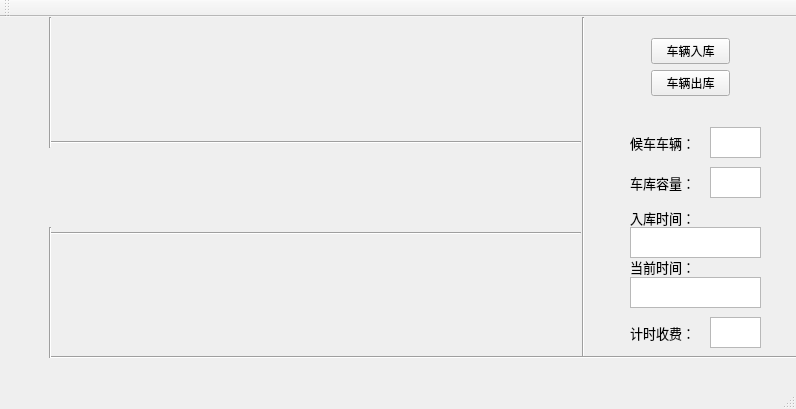
PJYGit/ParkingLot, file parkinglot.ui: the form before one commit.
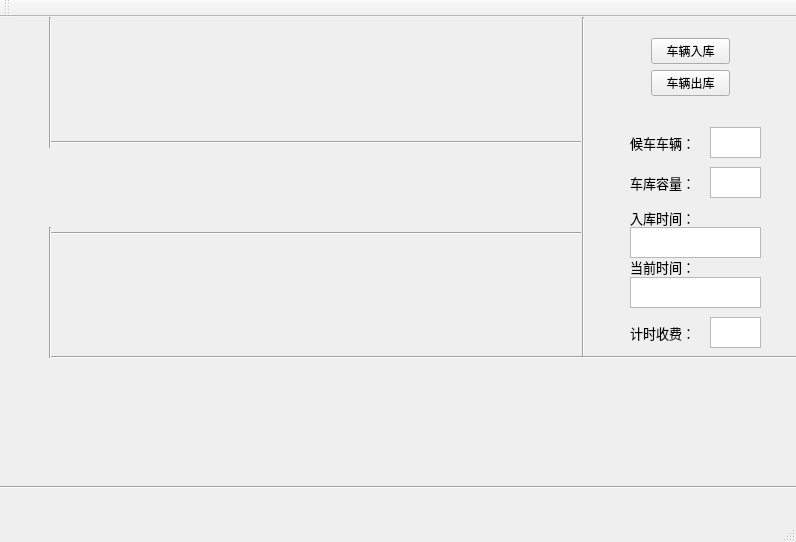
The form after the commit.

Commit message: Add waiting queue show.

Diff of the .ui file:
```diff
--- a/parkinglot.ui
+++ b/parkinglot.ui
@@ -7,7 +7,7 @@
     <x>0</x>
     <y>0</y>
     <width>796</width>
-    <height>409</height>
+    <height>542</height>
    </rect>
   </property>
   <property name="windowTitle">
@@ -306,6 +306,30 @@
      </rect>
     </property>
    </widget>
+   <widget class="Line" name="line_7">
+    <property name="geometry">
+     <rect>
+      <x>0</x>
+      <y>460</y>
+      <width>801</width>
+      <height>21</height>
+     </rect>
+    </property>
+    <property name="orientation">
+     <enum>Qt::Horizontal</enum>
+    </property>
+   </widget>
+   <widget class="QWidget" name="horizontalLayoutWidget_3">
+    <property name="geometry">
+     <rect>
+      <x>60</x>
+      <y>350</y>
+      <width>731</width>
+      <height>111</height>
+     </rect>
+    </property>
+    <layout class="QHBoxLayout" name="WaitingRow"/>
+   </widget>
   </widget>
   <widget class="QMenuBar" name="menuBar">
    <property name="geometry">
```
The commit also changes 1 other file.
